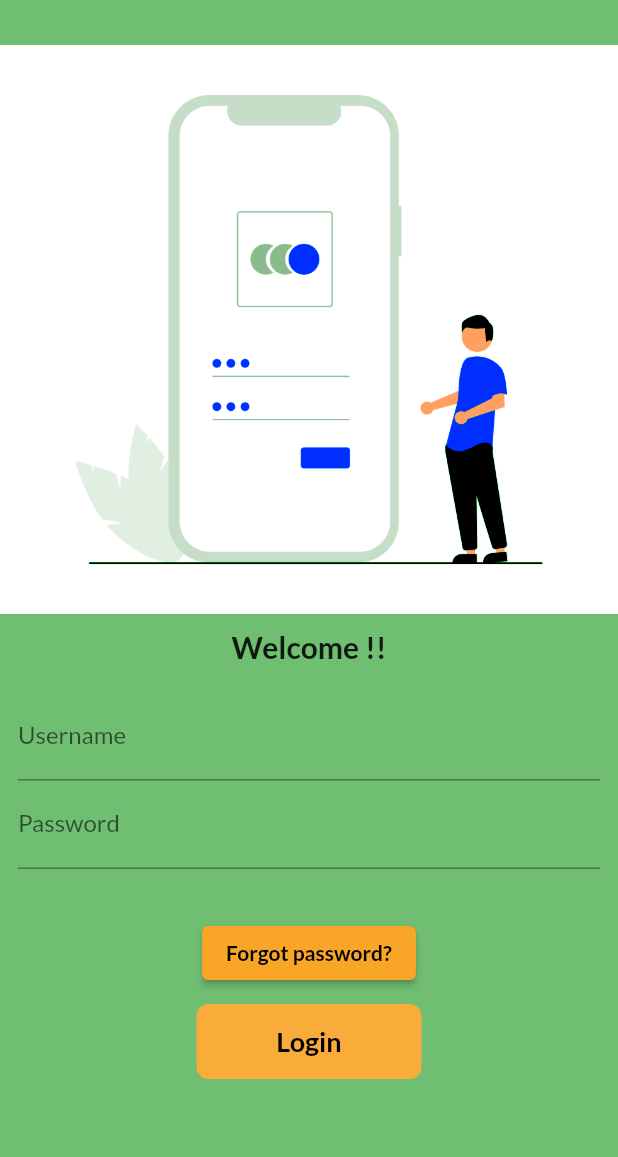
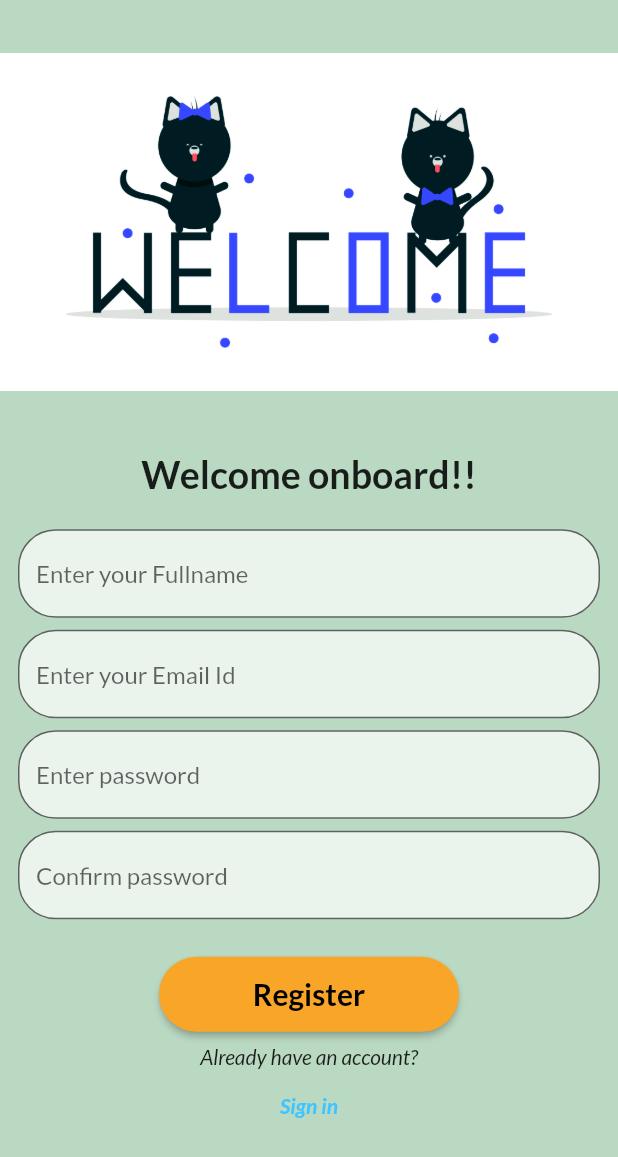
Before and after one commit to Himanshu-singh04/Fitocracy, a Flutter app: the screen it shows after launch, on a phone screen of 412 x 824 dp. Shown: the top 1157 px of the screen. Run offline on Flutter 3.47's test engine with Material 2 defaults, Android fonts, the light colour scheme and no system bars; our stand-ins replace google_fonts.

Commit message:
2nd commit

```diff
--- a/flutter_application_1/lib/main.dart
+++ b/flutter_application_1/lib/main.dart
@@ -2,6 +2,8 @@ import 'package:flutter/material.dart';
 import 'package:flutter_application_1/pages/forgotpassword.dart';
 import 'package:flutter_application_1/pages/home_page.dart';
 import 'package:flutter_application_1/pages/login_page.dart';
+import 'package:flutter_application_1/pages/registration.dart';
+import 'package:flutter_application_1/pages/stash.dart';
 import 'package:flutter_application_1/utils/routes.dart';
 import 'package:google_fonts/google_fonts.dart';
 
@@ -22,17 +24,27 @@ class MyApp extends StatelessWidget {
         theme: ThemeData(
           primarySwatch: Colors.green,
          fontFamily: GoogleFonts.lato().fontFamily,
-          ),
-        darkTheme: ThemeData(
-        brightness: Brightness.dark
+          appBarTheme: AppBarTheme(
+          color: Colors.white,
+          elevation: 0,
+          iconTheme: IconThemeData(color: Colors.black),
+          titleTextStyle: TextStyle(
+            color: Colors.black,
+            fontWeight: FontWeight.bold,
+            fontSize: 20
+          )
+          )
         ),
+      darkTheme: ThemeData(brightness: Brightness.dark),
         debugShowCheckedModeBanner: false,
         initialRoute:"/",
 routes: {
-  "/" :(context) => LoginPage(),
+  "/" :(context) => Registration(),
 MyRoutes.homeRoute:(context) => HomePage(),
   MyRoutes.loginRoute :(context) => LoginPage(),
     MyRoutes.forgotpassRoute :(context) => Forgotpass(),
+    MyRoutes.stashRoute :(context) => Stash(),
+    MyRoutes.registrationRoute :(context) => Registration()
 },
         );
   }
--- a/flutter_application_1/lib/pages/home_page.dart
+++ b/flutter_application_1/lib/pages/home_page.dart
@@ -9,7 +9,8 @@ class HomePage extends StatelessWidget {
     String name = "XYZ";
     return Scaffold(
       appBar: AppBar(
-        title: Text("Hello")
+
+        title: Text("Fitocracy")
       ),
       body: Center(
       child: Container(
--- a/flutter_application_1/lib/pages/login_page.dart
+++ b/flutter_application_1/lib/pages/login_page.dart
@@ -31,7 +31,7 @@ class _LoginPageState extends State<LoginPage> {
   @override
   Widget build(BuildContext context) {
     return Material(
-        color: Color.fromARGB(255, 112, 190, 114),
+        color: Color.fromARGB(255, 186, 217, 194),
         child: SingleChildScrollView(
           child: Form(
             key: _formkey,
@@ -43,7 +43,7 @@ class _LoginPageState extends State<LoginPage> {
                 Image.asset(
                   "assets/images/login1_image.png",
                   fit: BoxFit.contain,
-                  color: Color.fromARGB(255, 112, 190, 114),
+                  color: Color.fromARGB(255, 186, 217, 194),
                   colorBlendMode: BlendMode.colorBurn,
                 ),
                 SizedBox(
@@ -59,7 +59,6 @@ class _LoginPageState extends State<LoginPage> {
                 SizedBox(
                   height: 6,
                 ),
-
                 Padding(
                   padding: const EdgeInsets.all(12.0),
                   child: Column(
@@ -94,13 +93,12 @@ class _LoginPageState extends State<LoginPage> {
                             }
                             return null;
                           }),
-                  SizedBox(
-                    height: 20,
-                  ),
                     ],
                   ),
                 ),
-                ElevatedButton(
+                Padding(
+                  padding: const EdgeInsets.only(right: 215),
+                  child: ElevatedButton(
                     child: Text(
                       "Forgot password?",
                       style: TextStyle(fontWeight: FontWeight.bold),
@@ -108,23 +106,27 @@ class _LoginPageState extends State<LoginPage> {
                     onPressed: () {
                       Navigator.pushNamed(context, MyRoutes.forgotpassRoute);
                     },
-
                     style: ElevatedButton.styleFrom(
-                      primary: Color.fromARGB(255, 248, 165, 40),
-                      onPrimary: Colors.black),
+                        elevation: 0,
+                        primary: Color.fromARGB(255, 186, 217, 194),
+                        onPrimary: Colors.black,
+                        shape: RoundedRectangleBorder(
+                          borderRadius: BorderRadius.circular(20),
+                        )),
+                  ),
                 ),
                 SizedBox(
-                  height: 10,
+                  height: 20,
                 ),
                 Material(
                   color: Color.fromARGB(255, 249, 172, 58),
-                  borderRadius: BorderRadius.circular(changebutton ? 50 : 8),
+                  borderRadius: BorderRadius.circular(changebutton ? 50 : 25),
                   child: InkWell(
                     splashColor: Colors.black,
                     onTap: () => moveToHome(context),
                     child: AnimatedContainer(
                       duration: Duration(seconds: 1),
-                      width: changebutton ? 75 : 150,
+                      width: changebutton ? 75 : 250,
                       height: 50,
                       alignment: Alignment.center,
                       child: changebutton
--- /dev/null
+++ b/flutter_application_1/lib/pages/registration.dart
@@ -0,0 +1,129 @@
+import 'package:flutter/material.dart';
+import 'package:flutter_application_1/utils/routes.dart';
+
+class Registration extends StatelessWidget {
+  const Registration({super.key});
+
+  @override
+  Widget build(BuildContext context) {
+    return Material(
+        color: Color.fromARGB(255, 186, 217, 194),
+        child: Column(
+          children: [
+            SizedBox(height: 35),
+            Image.asset(
+              "assets/images/welcome.png",
+              fit: BoxFit.contain,
+              color: Color.fromARGB(255, 186, 217, 194),
+              colorBlendMode: BlendMode.colorBurn,
+            ),
+            Padding(
+              padding: const EdgeInsets.all(20),
+            ),
+            Text("Welcome onboard!!",
+                style: TextStyle(
+                  fontWeight: FontWeight.bold,
+                  fontSize: 25,
+                )),
+            SizedBox(
+              height: 10,
+            ),
+            Padding(
+              padding: const EdgeInsets.all(12.0),
+              child: Column(
+                children: [
+                  TextField(
+                    decoration: InputDecoration(
+                        border: OutlineInputBorder(
+                          borderRadius: BorderRadius.circular(25.0),
+                        ),
+                        filled: true,
+                        hintText: "Enter your Fullname",
+                        fillColor: Colors.white70),
+                  ),
+                  SizedBox(
+                    height: 8,
+                  ),
+                  TextField(
+                    decoration: InputDecoration(
+                        border: OutlineInputBorder(
+                          borderRadius: BorderRadius.circular(25.0),
+                        ),
+                        filled: true,
+                        hintText: "Enter your Email Id",
+                        fillColor: Colors.white70),
+                  ),
+                  SizedBox(
+                    height: 8,
+                  ),
+                  TextField(
+                    decoration: InputDecoration(
+                        border: OutlineInputBorder(
+                          borderRadius: BorderRadius.circular(25.0),
+                        ),
+                        filled: true,
+                        hintText: "Enter password",
+                        fillColor: Colors.white70),
+                  ),
+                  SizedBox(
+                    height: 8,
+                  ),
+                  TextField(
+                    decoration: InputDecoration(
+                        border: OutlineInputBorder(
+                          borderRadius: BorderRadius.circular(25.0),
+                        ),
+                        filled: true,
+                        hintText: "Confirm password",
+                        fillColor: Colors.white70),
+                  ),
+                  SizedBox(
+                    height: 25,
+                  ),
+                  ElevatedButton(
+                    child: Text(
+                      "Register",
+                      style:
+                          TextStyle(fontWeight: FontWeight.bold, fontSize: 20),
+                    ),
+                    onPressed: () {
+                      return null;
+                    },
+                    style: ElevatedButton.styleFrom(
+                        primary: Color.fromARGB(255, 248, 165, 40),
+                        onPrimary: Colors.black,
+                        shape: RoundedRectangleBorder(
+                            borderRadius: BorderRadius.circular(25)),
+                        fixedSize: Size(200, 50)),
+                  ),
+                  SizedBox(
+                    height: 8,
+                  ),
+                  Text(
+                    "Already have an account?",
+                    style: TextStyle(fontStyle: FontStyle.italic),
+                  ),
+                  ElevatedButton(
+                    child: Text(
+                      "Sign in",
+                      style: TextStyle(
+                        fontWeight: FontWeight.bold,
+                        color: Colors.lightBlueAccent,
+                        fontStyle: FontStyle.italic,
+                      ),
+                    ),
+                    onPressed: () {
+                        Navigator.pushNamed(context, MyRoutes.loginRoute);
+                    },
+                    style: ElevatedButton.styleFrom(
+                      backgroundColor: Color.fromARGB(255, 186, 217, 194),
+                      elevation: 0,
+                    ),
+                  )
+                ],
+              ),
+            ),
+          ],
+        ));
+  }
+}
--- a/flutter_application_1/lib/utils/routes.dart
+++ b/flutter_application_1/lib/utils/routes.dart
@@ -2,4 +2,6 @@ class MyRoutes {
   static String loginRoute = "/login";
   static String homeRoute = "/home";
   static String forgotpassRoute = "/forgotpass";
+    static String stashRoute = "/stash";
+    static String registrationRoute = "/registration";
 }
```
Also changed, not shown: flutter_application_1/lib/pages/forgotpassword.dart (+19 -7 lines), flutter_application_1/lib/pages/stash.dart (added, +61 -0 lines), flutter_application_1/assets/images/fitness.png (added), flutter_application_1/assets/images/fitocracy.png (added), flutter_application_1/assets/images/welcome.png (added). Lines whose indentation alone changed are shown as unchanged.
